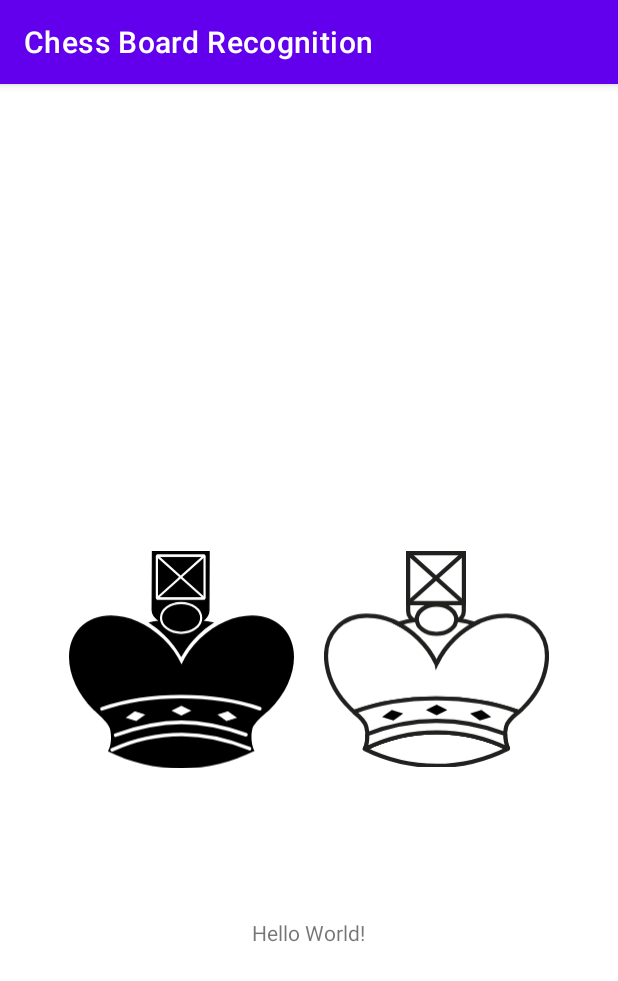
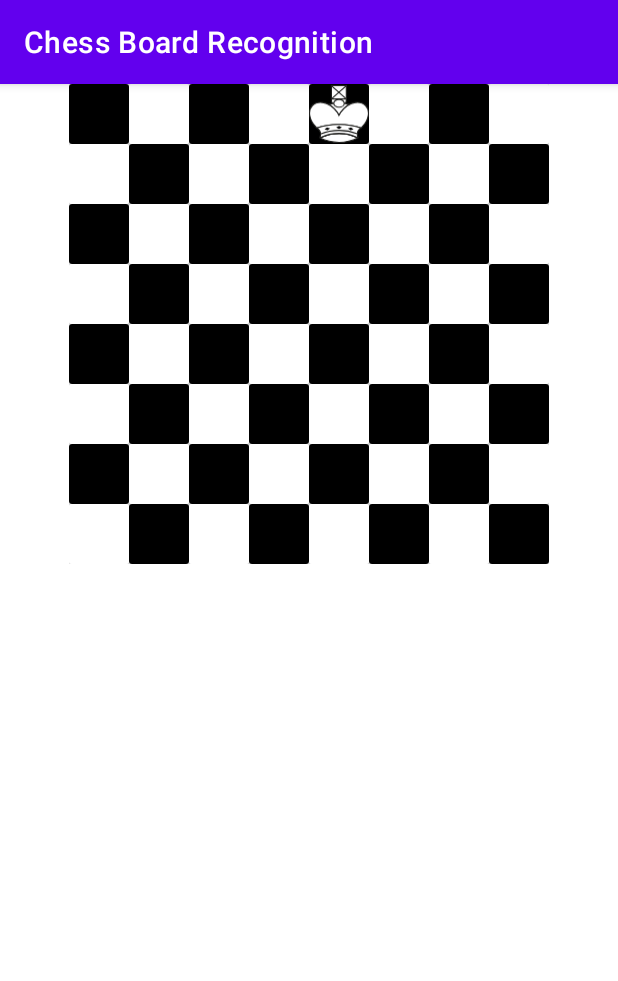
Before and after one commit to JOSEALM3IDA/chess-board-recognition, an Android app: the screen it shows after launch (MainActivity), on a phone screen of 412 x 824 dp. Shown: the top 981 px of the screen. Run offline under Robolectric (Android 15) with nearby library versions, the light colour scheme and no system bars.

Commit message:
Add prototype board drawing

```diff
--- a/app/build.gradle
+++ b/app/build.gradle
@@ -37,6 +37,7 @@ dependencies {
     implementation 'androidx.appcompat:appcompat:1.2.0'
     implementation 'com.google.android.material:material:1.3.0'
     implementation 'androidx.constraintlayout:constraintlayout:2.0.4'
+    implementation 'androidx.recyclerview:recyclerview:1.0.0'
     testImplementation 'junit:junit:4.+'
     androidTestImplementation 'androidx.test.ext:junit:1.1.2'
     androidTestImplementation 'androidx.test.espresso:espresso-core:3.3.0'
--- /dev/null
+++ b/app/src/main/java/pt/josealm3ida/android/chessboardrecognition/Constants.kt
@@ -0,0 +1,6 @@
+package pt.josealm3ida.android.chessboardrecognition
+
+object Constants {
+    const val NUM_ROWS = 8
+    const val NUM_COLS = 8
+}
--- a/app/src/main/java/pt/josealm3ida/android/chessboardrecognition/MainActivity.kt
+++ b/app/src/main/java/pt/josealm3ida/android/chessboardrecognition/MainActivity.kt
@@ -2,10 +2,20 @@ package pt.josealm3ida.android.chessboardrecognition
 
 import androidx.appcompat.app.AppCompatActivity
 import android.os.Bundle
+import androidx.recyclerview.widget.GridLayoutManager
+import androidx.recyclerview.widget.RecyclerView
+import pt.josealm3ida.android.chessboardrecognition.board.RecyclerViewAdapter
 
 class MainActivity : AppCompatActivity() {
+
     override fun onCreate(savedInstanceState: Bundle?) {
         super.onCreate(savedInstanceState)
         setContentView(R.layout.activity_main)
+
+        val recyclerView : RecyclerView = findViewById(R.id.board_recyclerview)
+        val recyclerViewAdapter = RecyclerViewAdapter(this)
+
+        recyclerView.layoutManager = GridLayoutManager(this, Constants.NUM_COLS)
+        recyclerView.adapter = recyclerViewAdapter
     }
 }
--- /dev/null
+++ b/app/src/main/java/pt/josealm3ida/android/chessboardrecognition/board/RecyclerViewAdapter.kt
@@ -0,0 +1,51 @@
+package pt.josealm3ida.android.chessboardrecognition.board
+
+import android.content.Context
+import android.view.LayoutInflater
+import android.view.View
+import android.view.ViewGroup
+import android.widget.ImageView
+import androidx.recyclerview.widget.RecyclerView
+import pt.josealm3ida.android.chessboardrecognition.R
+import pt.josealm3ida.android.chessboardrecognition.pieces.Color
+import pt.josealm3ida.android.chessboardrecognition.pieces.EmptyPiece
+import pt.josealm3ida.android.chessboardrecognition.pieces.King
+import pt.josealm3ida.android.chessboardrecognition.pieces.Piece
+
+class RecyclerViewAdapter(private val mContext : Context) : RecyclerView.Adapter<RecyclerViewAdapter.MyViewHolder>() {
+
+    private val gridItems : MutableList<Piece> = ArrayList()
+
+    init {
+        for (i in 1..64) {
+            if (i == 5) {
+                gridItems.add(King(Color.WHITE))
+                continue
+            }
+
+            gridItems.add(EmptyPiece())
+        }
+    }
+
+    override fun onCreateViewHolder(parent: ViewGroup, viewType: Int): MyViewHolder {
+        val mInflater = LayoutInflater.from(mContext)
+        val view = mInflater.inflate(R.layout.cardview_item_square, parent, false)
+        return MyViewHolder(view)
+    }
+
+    override fun onBindViewHolder(holder: MyViewHolder, position: Int) {
+        val line = position / 8
+        val colorToUse = if (position % 2 == 0) if (position / 8 % 2 == 0) R.color.black else R.color.white else if (line % 2 == 0) R.color.white else R.color.black
+
+        holder.gridSquare.setBackgroundColor(mContext.getColor(colorToUse))
+        holder.gridSquare.setImageResource(gridItems[position].drawable)
+    }
+
+    override fun getItemCount(): Int {
+        return gridItems.size
+    }
+
+    class MyViewHolder(itemView: View) : RecyclerView.ViewHolder(itemView) {
+        val gridSquare : ImageView = itemView.findViewById(R.id.card_square_imageview)
+    }
+}
--- a/app/src/main/java/pt/josealm3ida/android/chessboardrecognition/pieces/Color.kt
+++ b/app/src/main/java/pt/josealm3ida/android/chessboardrecognition/pieces/Color.kt
@@ -1,5 +1,5 @@
 package pt.josealm3ida.android.chessboardrecognition.pieces
 
 enum class Color {
-    WHITE, BLACK
+    NONE, WHITE, BLACK
 }
--- /dev/null
+++ b/app/src/main/java/pt/josealm3ida/android/chessboardrecognition/pieces/EmptyPiece.kt
@@ -0,0 +1,12 @@
+package pt.josealm3ida.android.chessboardrecognition.pieces
+
+class EmptyPiece : Piece {
+    companion object {
+        const val FIGURINE = ' ';
+        const val DRAWABLE = android.R.color.transparent
+    }
+
+    override var color = Color.NONE
+    override var figurine = FIGURINE
+    override var drawable = DRAWABLE
+}
--- a/app/src/main/res/layout/activity_main.xml
+++ b/app/src/main/res/layout/activity_main.xml
@@ -6,41 +6,12 @@
     android:layout_height="match_parent"
     tools:context=".MainActivity">
 
-    <LinearLayout
-        android:id="@+id/king_relLayout"
-        android:layout_centerInParent="true"
+    <androidx.recyclerview.widget.RecyclerView
+        android:id="@+id/board_recyclerview"
+        android:layout_centerHorizontal="true"
         android:layout_width="wrap_content"
-        android:layout_height="wrap_content" >
+        android:layout_height="wrap_content">
 
-        <ImageView
-            android:id="@+id/test_king_black_imageView"
-            android:src="@drawable/ic_king_black"
-            android:layout_width="150dp"
-            android:layout_height="wrap_content"
-            android:adjustViewBounds="true"
-            android:scaleType="centerCrop"/>
-
-        <ImageView
-            android:id="@+id/test_king_white_imageView"
-            android:layout_marginStart="20dp"
-            android:src="@drawable/ic_king_white"
-            android:layout_width="150dp"
-            android:layout_height="wrap_content"
-            android:adjustViewBounds="true"
-            android:scaleType="centerCrop"/>
-    </LinearLayout>
-
-    <TextView
-        android:layout_below="@id/king_relLayout"
-        android:layout_width="wrap_content"
-        android:layout_height="wrap_content"
-        android:layout_centerHorizontal="true"
-        android:layout_marginTop="100dp"
-        android:text="Hello World!"
-        app:layout_constraintBottom_toBottomOf="parent"
-        app:layout_constraintLeft_toLeftOf="parent"
-        app:layout_constraintRight_toRightOf="parent"
-        app:layout_constraintTop_toTopOf="parent" />
-
+    </androidx.recyclerview.widget.RecyclerView>
 
 </RelativeLayout>
--- /dev/null
+++ b/app/src/main/res/layout/cardview_item_square.xml
@@ -0,0 +1,12 @@
+<?xml version="1.0" encoding="utf-8"?>
+<androidx.cardview.widget.CardView xmlns:android="http://schemas.android.com/apk/res/android"
+    android:layout_centerHorizontal="true"
+    android:layout_width="wrap_content"
+    android:layout_height="wrap_content">
+
+    <ImageView
+        android:id="@+id/card_square_imageview"
+        android:layout_width="40dp"
+        android:layout_height="40dp" />
+
+</androidx.cardview.widget.CardView>
```
